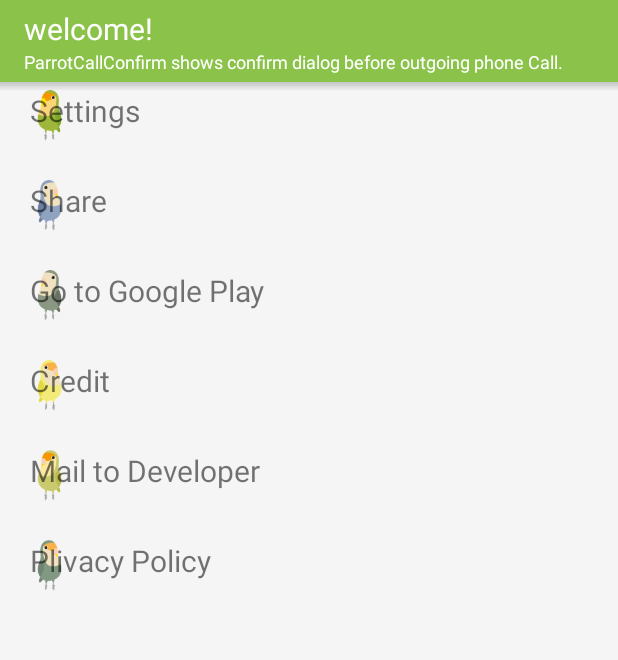
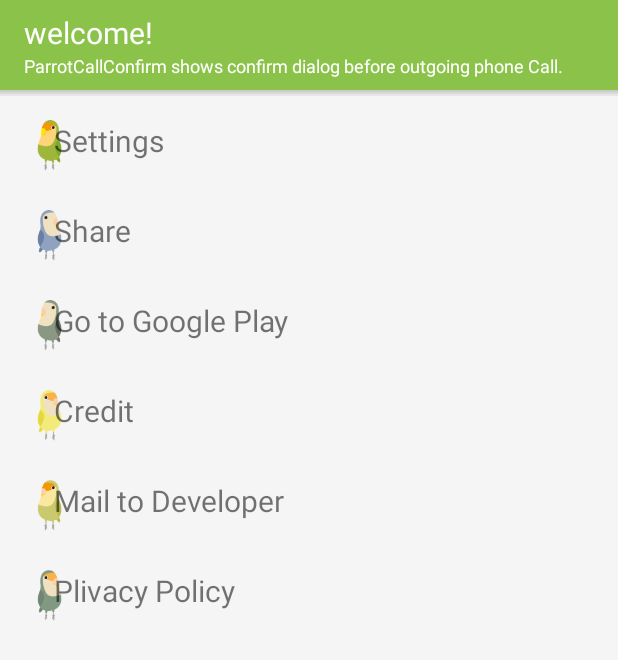
Before and after one commit to sakurabird/Android-ParrotCallConfirm, an Android app: the layout fragment_main.xml on its own in the app's theme, with its tools: preview values and no code run, on a phone screen of 412 x 824 dp. Shown: the top 660 px of the screen. Run offline under Robolectric (Android 15) with nearby library versions, the light colour scheme and no system bars; plain views replace RippleView; Roboto replaces fonts that are not available here.

Commit message:
Refactor : Extract TextView attributes to style

```diff
--- a/app/src/main/res/layout/fragment_main.xml
+++ b/app/src/main/res/layout/fragment_main.xml
@@ -17,19 +17,19 @@
                 android:layout_height="wrap_content"
                 android:orientation="vertical">
 
+                <!-- welcome message -->
                 <RelativeLayout
                     android:layout_width="match_parent"
                     android:layout_height="wrap_content"
-                    android:background="@color/primary"
-                    android:orientation="vertical">
+                    android:background="@color/primary">
 
                     <TextView
                         android:id="@+id/text"
                         android:layout_width="wrap_content"
                         android:layout_height="wrap_content"
                         android:layout_alignParentTop="true"
-                        android:layout_marginStart="16dp"
-                        android:layout_marginTop="5dp"
+                        android:layout_marginStart="@dimen/activity_horizontal_margin"
+                        android:layout_marginTop="@dimen/margin_medium"
                         android:text="@string/welcome"
                         android:textColor="@android:color/white"
                         android:textSize="20sp" />
@@ -38,7 +38,7 @@
                         android:layout_width="match_parent"
                         android:layout_height="wrap_content"
                         android:layout_below="@+id/text"
-                        android:layout_marginBottom="5dp"
+                        android:layout_marginBottom="@dimen/margin_medium"
                         android:layout_marginLeft="@dimen/margin_xlarge"
                         android:layout_marginRight="@dimen/margin_xlarge"
                         android:text="@string/about"
@@ -49,35 +49,35 @@
 
                 <ImageView
                     android:layout_width="match_parent"
-                    android:layout_height="5dp"
+                    android:layout_height="@dimen/margin_small"
+                    android:layout_marginBottom="@dimen/activity_horizontal_margin"
                     android:contentDescription="@null"
+                    android:scaleType="fitXY"
                     android:src="@drawable/bg_shadow" />
 
+                <!-- menu item -->
                 <com.andexert.library.RippleView
                     android:id="@+id/menu_setting"
                     rv_centered="true"
                     rv_color="@color/primary_light"
                     android:layout_width="match_parent"
-                    android:layout_height="@dimen/list_row_height">
+                    android:layout_height="@dimen/list_row_height"
+                    android:paddingEnd="@dimen/main_list_icon_margin_left"
+                    android:paddingStart="@dimen/main_list_icon_margin_left">
 
                     <ImageView
                         android:id="@+id/image_setting"
                         android:layout_width="@dimen/main_list_icon_size"
                         android:layout_height="@dimen/main_list_icon_size"
                         android:layout_centerVertical="true"
-                        android:layout_marginStart="@dimen/main_list_icon_margin_left"
                         android:contentDescription="@null"
                         android:src="@drawable/inco2" />
 
                     <TextView
                         android:id="@+id/text_setting"
-                        android:layout_width="wrap_content"
-                        android:layout_height="wrap_content"
-                        android:layout_centerVertical="true"
-                        android:layout_marginStart="20dp"
+                        style="@style/MainListTextStyle"
                         android:layout_toEndOf="@+id/image_setting"
-                        android:text="@string/action_settings"
-                        android:textSize="@dimen/font_large" />
+                        android:text="@string/action_settings" />
                 </com.andexert.library.RippleView>
 
                 <com.andexert.library.RippleView
@@ -85,26 +85,23 @@
                     rv_centered="true"
                     rv_color="@color/primary_light"
                     android:layout_width="match_parent"
-                    android:layout_height="@dimen/list_row_height">
+                    android:layout_height="@dimen/list_row_height"
+                    android:paddingEnd="@dimen/main_list_icon_margin_left"
+                    android:paddingStart="@dimen/main_list_icon_margin_left">
 
                     <ImageView
                         android:id="@+id/image_share"
                         android:layout_width="@dimen/main_list_icon_size"
                         android:layout_height="@dimen/main_list_icon_size"
                         android:layout_centerVertical="true"
-                        android:layout_marginStart="@dimen/main_list_icon_margin_left"
                         android:contentDescription="@null"
                         android:src="@drawable/inco3" />
 
                     <TextView
                         android:id="@+id/text_share"
-                        android:layout_width="wrap_content"
-                        android:layout_height="wrap_content"
-                        android:layout_centerVertical="true"
-                        android:layout_marginStart="20dp"
+                        style="@style/MainListTextStyle"
                         android:layout_toEndOf="@+id/image_share"
-                        android:text="@string/share"
-                        android:textSize="@dimen/font_large" />
+                        android:text="@string/share" />
                 </com.andexert.library.RippleView>
 
                 <com.andexert.library.RippleView
@@ -112,26 +109,23 @@
                     rv_centered="true"
                     rv_color="@color/primary_light"
                     android:layout_width="match_parent"
-                    android:layout_height="@dimen/list_row_height">
+                    android:layout_height="@dimen/list_row_height"
+                    android:paddingEnd="@dimen/main_list_icon_margin_left"
+                    android:paddingStart="@dimen/main_list_icon_margin_left">
 
                     <ImageView
                         android:id="@+id/image_googleplay"
                         android:layout_width="@dimen/main_list_icon_size"
                         android:layout_height="@dimen/main_list_icon_size"
                         android:layout_centerVertical="true"
-                        android:layout_marginStart="@dimen/main_list_icon_margin_left"
                         android:contentDescription="@null"
                         android:src="@drawable/inco4" />
 
                     <TextView
                         android:id="@+id/text_googleplay"
-                        android:layout_width="wrap_content"
-                        android:layout_height="wrap_content"
-                        android:layout_centerVertical="true"
-                        android:layout_marginStart="20dp"
+                        style="@style/MainListTextStyle"
                         android:layout_toEndOf="@+id/image_googleplay"
-                        android:text="@string/text_google_play"
-                        android:textSize="@dimen/font_large" />
+                        android:text="@string/text_google_play" />
                 </com.andexert.library.RippleView>
 
                 <com.andexert.library.RippleView
@@ -139,26 +133,23 @@
                     rv_centered="true"
                     rv_color="@color/primary_light"
                     android:layout_width="match_parent"
-                    android:layout_height="@dimen/list_row_height">
+                    android:layout_height="@dimen/list_row_height"
+                    android:paddingEnd="@dimen/main_list_icon_margin_left"
+                    android:paddingStart="@dimen/main_list_icon_margin_left">
 
                     <ImageView
                         android:id="@+id/image_credit"
                         android:layout_width="@dimen/main_list_icon_size"
                         android:layout_height="@dimen/main_list_icon_size"
                         android:layout_centerVertical="true"
-                        android:layout_marginStart="@dimen/main_list_icon_margin_left"
                         android:contentDescription="@null"
                         android:src="@drawable/inco5" />
 
                     <TextView
                         android:id="@+id/text_credit"
-                        android:layout_width="wrap_content"
-                        android:layout_height="wrap_content"
-                        android:layout_centerVertical="true"
-                        android:layout_marginStart="20dp"
+                        style="@style/MainListTextStyle"
                         android:layout_toEndOf="@+id/image_credit"
-                        android:text="@string/text_credit"
-                        android:textSize="@dimen/font_large" />
+                        android:text="@string/text_credit" />
                 </com.andexert.library.RippleView>
 
                 <com.andexert.library.RippleView
@@ -166,26 +157,23 @@
                     rv_centered="true"
                     rv_color="@color/primary_light"
                     android:layout_width="match_parent"
-                    android:layout_height="@dimen/list_row_height">
+                    android:layout_height="@dimen/list_row_height"
+                    android:paddingEnd="@dimen/main_list_icon_margin_left"
+                    android:paddingStart="@dimen/main_list_icon_margin_left">
 
                     <ImageView
                         android:id="@+id/image_mail_to_dev"
                         android:layout_width="@dimen/main_list_icon_size"
                         android:layout_height="@dimen/main_list_icon_size"
                         android:layout_centerVertical="true"
-                        android:layout_marginStart="@dimen/main_list_icon_margin_left"
                         android:contentDescription="@null"
                         android:src="@drawable/inco6" />
 
                     <TextView
                         android:id="@+id/text_mail_to_dev"
-                        android:layout_width="wrap_content"
-                        android:layout_height="wrap_content"
-                        android:layout_centerVertical="true"
-                        android:layout_marginStart="20dp"
+                        style="@style/MainListTextStyle"
                         android:layout_toEndOf="@+id/image_mail_to_dev"
-                        android:text="@string/text_mail_to_dev"
-                        android:textSize="@dimen/font_large" />
+                        android:text="@string/text_mail_to_dev" />
                 </com.andexert.library.RippleView>
 
                 <com.andexert.library.RippleView
@@ -193,26 +181,23 @@
                     rv_centered="true"
                     rv_color="@color/primary_light"
                     android:layout_width="match_parent"
-                    android:layout_height="@dimen/list_row_height">
+                    android:layout_height="@dimen/list_row_height"
+                    android:paddingEnd="@dimen/main_list_icon_margin_left"
+                    android:paddingStart="@dimen/main_list_icon_margin_left">
 
                     <ImageView
                         android:id="@+id/image_privacy_policy"
                         android:layout_width="@dimen/main_list_icon_size"
                         android:layout_height="@dimen/main_list_icon_size"
                         android:layout_centerVertical="true"
-                        android:layout_marginStart="@dimen/main_list_icon_margin_left"
                         android:contentDescription="@null"
                         android:src="@drawable/inco7" />
 
                     <TextView
                         android:id="@+id/text_privacy_policy"
-                        android:layout_width="wrap_content"
-                        android:layout_height="wrap_content"
-                        android:layout_centerVertical="true"
-                        android:layout_marginStart="20dp"
+                        style="@style/MainListTextStyle"
                         android:layout_toEndOf="@+id/image_privacy_policy"
-                        android:text="@string/text_privacy_policy"
-                        android:textSize="@dimen/font_large" />
+                        android:text="@string/text_privacy_policy" />
                 </com.andexert.library.RippleView>
             </LinearLayout>
         </ScrollView>
--- a/app/src/main/res/values/styles.xml
+++ b/app/src/main/res/values/styles.xml
@@ -1,8 +1,7 @@
 <resources>
 
     <!-- Base application theme. -->
-    <style name="AppTheme" parent="Theme.AppCompat.Light.NoActionBar">
-    </style>
+    <style name="AppTheme" parent="Theme.AppCompat.Light.NoActionBar"></style>
 
     <style name="ActivityTheme" parent="AppTheme">
         <item name="colorPrimary">@color/primary</item>
@@ -23,4 +22,13 @@
         <item name="android:windowEnterAnimation">@anim/abc_popup_enter</item>
     </style>
 
+    <!-- Main Activity Views -->
+    <style name="MainListTextStyle">
+        <item name="android:layout_width">wrap_content</item>
+        <item name="android:layout_height">wrap_content</item>
+        <item name="android:layout_centerVertical">true</item>
+        <item name="android:layout_marginStart">@dimen/margin_xxlarge</item>
+        <item name="android:textSize">@dimen/font_large</item>
+    </style>
+
 </resources>
```
